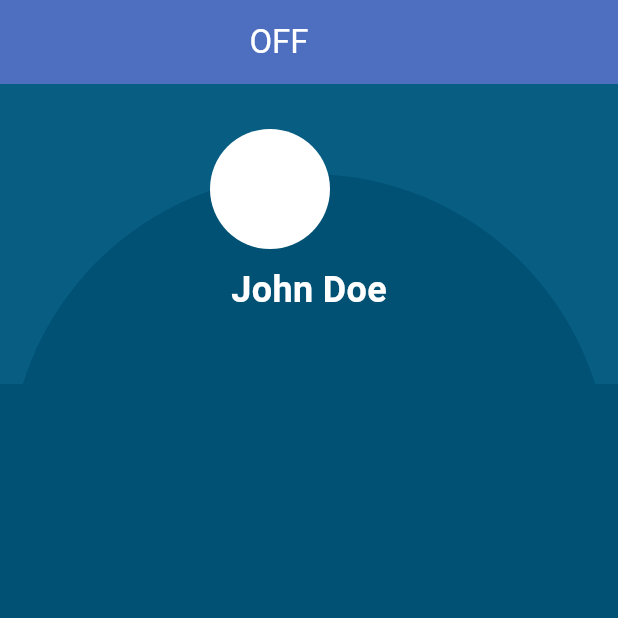
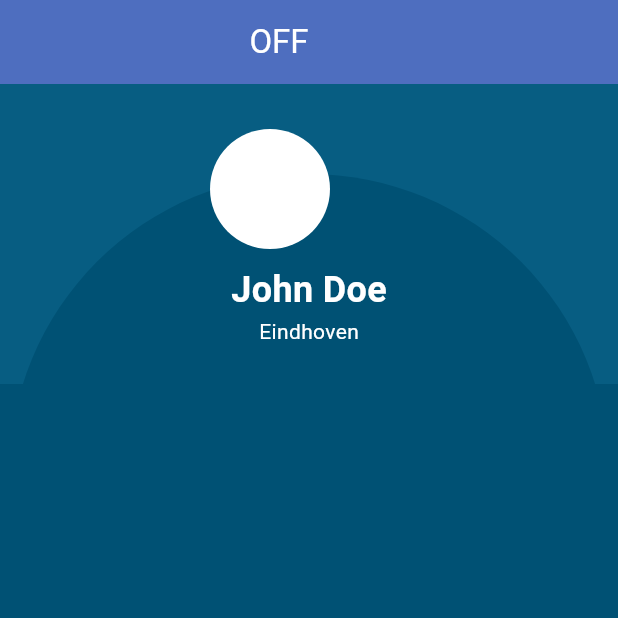
Before and after one commit to jraemakers/industry-project-krom2, a Flutter app: the screen it shows after launch, item 3 of the bottom bar chosen, on a phone screen of 412 x 824 dp, the top half of it. Run offline on Flutter 3.47's test engine with Material 3 defaults, Android fonts, the phone set to English and light mode, and no system bars; our stand-ins replace shared_preferences.

Commit message:
added location

```diff
--- a/escape/lib/screens/profile_screen.dart
+++ b/escape/lib/screens/profile_screen.dart
@@ -37,11 +37,9 @@ class ProfileScreen extends StatelessWidget {
                 shape: BoxShape.circle,
                 color: Color(0xFF005174), // Set circle color to white
               ),
-              child: Center(
             ),
           ),
-          ),
-          // pfp pfp)
+          // pfp pfp
           Positioned(
             top: 30, // Adjust the top position to position the circle above the app bar
             left: 140,
@@ -52,8 +50,6 @@ class ProfileScreen extends StatelessWidget {
                 shape: BoxShape.circle,
                 color: Colors.white, // Set circle color to white
               ),
-              child: Center(
-              ),
             ),
           ),
           // "John Doe" Text
@@ -62,13 +58,25 @@ class ProfileScreen extends StatelessWidget {
             left: 0,
             right: 0,
             child: Center(
-              child: Text(
+              child: Column(
+                children: [
+                  Text(
                     'John Doe',
                     style: TextStyle(
                       fontSize: 24,
                       color: Colors.white,
                       fontWeight: FontWeight.bold,
                     ),
+                  ),
+                  SizedBox(height: 1), // Add some space between the texts
+                  Text(
+                    'Eindhoven',
+                    style: TextStyle(
+                      fontSize: 14,
+                      color: Colors.white,
+                    ),
+                  ),
+                ],
               ),
             ),
           ),
```
Lines whose indentation alone changed are shown as unchanged.
